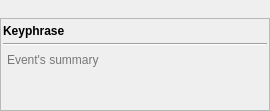
zkovari/plotlyst, file ui/character_backstory_card.ui: the form before one commit.
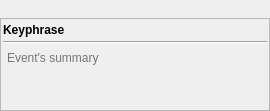
The form after the commit. Custom widgets are drawn as their Qt base class.

Commit message: Reduce edit icon size on backstory cards

The edit to the form file:
```diff
--- a/ui/character_backstory_card.ui
+++ b/ui/character_backstory_card.ui
@@ -113,6 +113,12 @@
           <property name="text">
            <string/>
           </property>
+          <property name="iconSize">
+           <size>
+            <width>14</width>
+            <height>14</height>
+           </size>
+          </property>
          </widget>
         </item>
         <item alignment="Qt::AlignTop">
```
